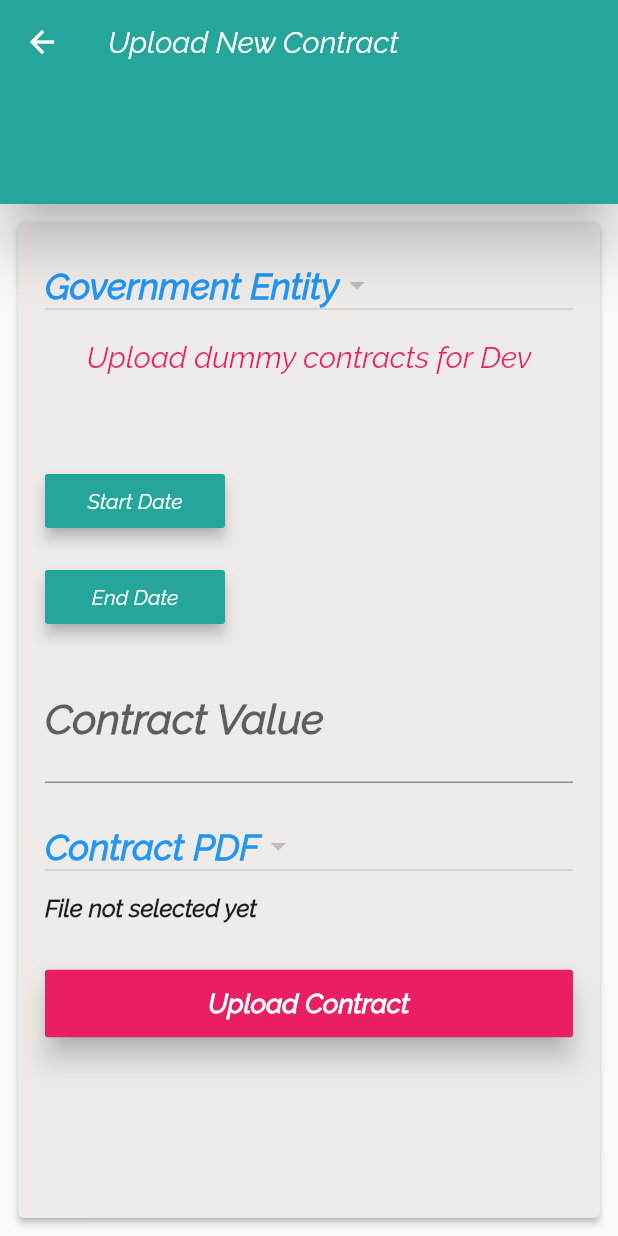
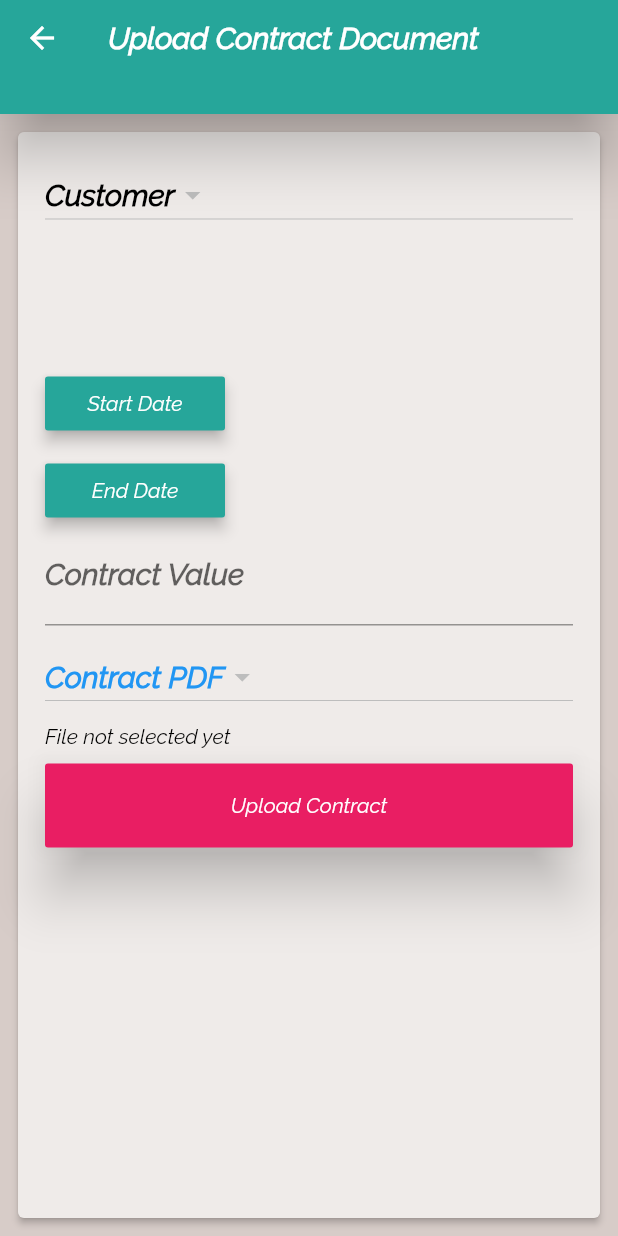
Before and after one commit to bohatmx/business-finance-mobile-apps, a Flutter app: the ContractPage screen opened directly, on a phone screen of 412 x 824 dp. Run offline on Flutter 3.47's test engine with Material 2 defaults, Android fonts, the phone set to English and light mode, and no system bars; our stand-ins replace cloud_firestore, email_validator, firebase_auth, firebase_messaging, firebase_remote_config, firebase_storage and 2 more; accounts and stored records are empty; generated files the repository leaves out were written again.

Commit message:
refactored supplier contract uploads

```diff
--- a/supplierv3/lib/ui/contract_page.dart
+++ b/supplierv3/lib/ui/contract_page.dart
@@ -377,26 +377,26 @@ class _ContractPageState extends State<ContractPage>
     return Scaffold(
       key: _scaffoldKey,
       appBar: AppBar(
-        title: Text(title == null ? '' : title),
+        title: Text(
+          title == null ? '' : title,
+          style: Styles.whiteBoldMedium,
+        ),
         elevation: 16.0,
         bottom: PreferredSize(
             child: Column(
               children: <Widget>[
                 Padding(
-                  padding: const EdgeInsets.only(bottom: 18.0),
+                  padding: const EdgeInsets.only(bottom: 10.0),
                   child: Text(
                     supplier == null ? '' : supplier.name,
-                    style: TextStyle(
-                      color: Colors.white,
-                      fontSize: 20.0,
-                      fontWeight: FontWeight.bold,
-                    ),
+                    style: Styles.whiteSmall,
                   ),
                 ),
               ],
             ),
-            preferredSize: Size.fromHeight(80.0)),
+            preferredSize: Size.fromHeight(20.0)),
       ),
+      backgroundColor: Colors.brown.shade100,
       body: Padding(
         padding: const EdgeInsets.all(8.0),
         child: Card(
@@ -414,12 +414,8 @@ class _ContractPageState extends State<ContractPage>
                       hint: Padding(
                         padding: const EdgeInsets.all(0.0),
                         child: Text(
-                          'Government Entity',
-                          style: TextStyle(
-                            fontSize: 24.0,
-                            fontWeight: FontWeight.bold,
-                            color: Colors.blue,
-                          ),
+                          'Customer',
+                          style: Styles.blackBoldMedium,
                         ),
                       ),
                     ),
@@ -429,8 +425,10 @@ class _ContractPageState extends State<ContractPage>
                     child: FlatButton(
                       onPressed: _createDummy,
                       child: Text(
-                        'Upload dummy contracts for Dev',
-                        style: TextStyle(color: Colors.pink, fontSize: 20.0),
+                        isInDebugMode == true
+                            ? 'Upload dummy contracts for Dev'
+                            : '',
+                        style: Styles.blackSmall,
                       ),
                     ),
                   ),
@@ -438,14 +436,11 @@ class _ContractPageState extends State<ContractPage>
                     padding: const EdgeInsets.only(top: 10.0, bottom: 10.0),
                     child: Text(
                       entity == null ? '' : entity.name,
-                      style: TextStyle(
-                        fontSize: 24.0,
-                        fontWeight: FontWeight.w900,
-                      ),
+                      style: Styles.blackBoldMedium,
                     ),
                   ),
                   Padding(
-                    padding: const EdgeInsets.only(bottom: 16.0),
+                    padding: const EdgeInsets.only(bottom: 10.0),
                     child: Row(
                       children: <Widget>[
                         Container(
@@ -456,10 +451,7 @@ class _ContractPageState extends State<ContractPage>
                             color: Theme.of(context).primaryColor,
                             child: Text(
                               'Start Date',
-                              style: TextStyle(
-                                color: Colors.white,
-                                fontSize: 14.0,
-                              ),
+                              style: Styles.whiteSmall,
                             ),
                           ),
                         ),
@@ -469,11 +461,7 @@ class _ContractPageState extends State<ContractPage>
                             startTime == null
                                 ? ''
                                 : getFormattedDate(startTime.toIso8601String()),
-                            style: TextStyle(
-                              fontSize: 20.0,
-                              color: Colors.black,
-                              fontWeight: FontWeight.bold,
-                            ),
+                            style: Styles.blackSmall,
                           ),
                         ),
                       ],
@@ -489,10 +477,7 @@ class _ContractPageState extends State<ContractPage>
                           color: Theme.of(context).primaryColor,
                           child: Text(
                             'End Date',
-                            style: TextStyle(
-                              color: Colors.white,
-                              fontSize: 14.0,
-                            ),
+                            style: Styles.whiteSmall,
                           ),
                         ),
                       ),
@@ -502,22 +487,15 @@ class _ContractPageState extends State<ContractPage>
                           endTime == null
                               ? ''
                               : getFormattedDate(endTime.toIso8601String()),
-                          style: TextStyle(
-                            fontSize: 20.0,
-                            color: Colors.pink,
-                            fontWeight: FontWeight.bold,
-                          ),
+                          style: Styles.pinkBoldSmall,
                         ),
                       ),
                     ],
                   ),
                   Padding(
-                    padding: const EdgeInsets.only(top: 18.0),
+                    padding: const EdgeInsets.only(top: 0.0),
                     child: TextField(
-                      style: TextStyle(
-                          color: Colors.teal,
-                          fontWeight: FontWeight.bold,
-                          fontSize: 28.0),
+                      style: Styles.tealBoldMedium,
                       decoration: InputDecoration(
                         labelText: 'Contract Value',
                         hintText: 'Enter Contract Value',
@@ -529,46 +507,38 @@ class _ContractPageState extends State<ContractPage>
                     ),
                   ),
                   Padding(
-                    padding: const EdgeInsets.only(top: 18.0),
-                    child: Container(
-                      width: 400.0,
+                    padding: const EdgeInsets.only(top: 10.0),
                     child: DropdownButton<String>(
                       items: fileItems,
                       onChanged: _onFileTapped,
                       elevation: 16,
                       hint: Text(
                         'Contract PDF',
-                          style: TextStyle(
-                            fontSize: 24.0,
-                            fontWeight: FontWeight.bold,
-                            color: Colors.blue,
+                        style: Styles.blueBoldMedium,
                       ),
                     ),
                   ),
-                    ),
-                  ),
-                  Padding(
-                    padding: const EdgeInsets.only(top: 8.0, bottom: 30.0),
+                  Container(
+                    child: Padding(
+                      padding: const EdgeInsets.only(top: 8.0, bottom: 10.0),
                       child: Text(
                         fileName == null ? 'File not selected yet' : fileName,
-                      style: TextStyle(
-                          fontSize: 16.0, fontWeight: FontWeight.bold),
+                        style: Styles.blackSmall,
+                      ),
                     ),
                   ),
                   Opacity(
                     opacity: opacity,
                     child: RaisedButton(
-                      elevation: 8.0,
+                      elevation: 16.0,
                       onPressed: _confirm,
                       color: Colors.pink,
                       child: Padding(
-                        padding: const EdgeInsets.all(12.0),
+                        padding: const EdgeInsets.only(
+                            left: 20, right: 20.0, bottom: 20.0, top: 20.0),
                         child: Text(
                           'Upload Contract',
-                          style: TextStyle(
-                              color: Colors.white,
-                              fontSize: 18.0,
-                              fontWeight: FontWeight.bold),
+                          style: Styles.whiteSmall,
                         ),
                       ),
                     ),
@@ -585,7 +555,7 @@ class _ContractPageState extends State<ContractPage>
   void setTitle() {
     contract = widget.contract;
     if (widget.contract == null) {
-      title = 'Upload New Contract';
+      title = 'Upload Contract Document';
     } else {
       title = 'Edit Existing Contract';
     }
--- a/supplierv3/lib/ui/dashboard.dart
+++ b/supplierv3/lib/ui/dashboard.dart
@@ -203,7 +203,7 @@ class _DashboardState extends State<Dashboard>
                 padding: const EdgeInsets.only(bottom: 20.0),
                 child: Text(
                   name == null ? 'Organisation' : name,
-                  style: Styles.whiteBoldMedium,
+                  style: Styles.whiteBoldSmall,
                 ),
               )
             ],
```
Also changed, not shown: govt/lib/sounds.dart (deleted, +0 -64 lines), supplierv3/lib/ui/contract_list.dart (+43 -61 lines). Lines whose indentation alone changed are shown as unchanged.
